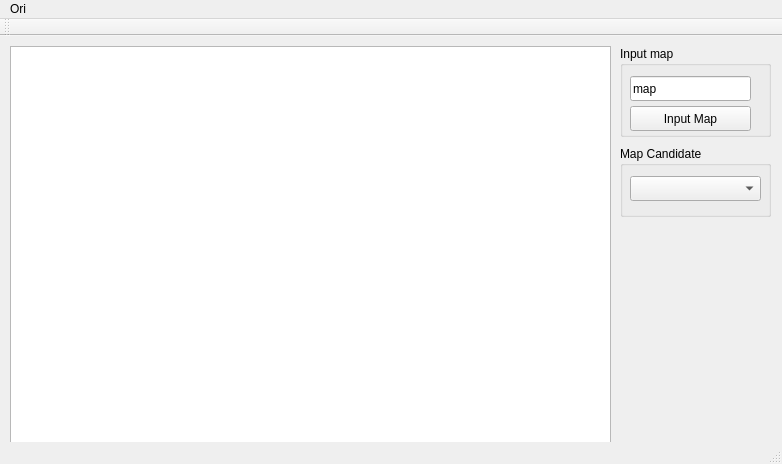
Above: include/topo/UI/topoui.ui from StumboEugen/topology_map before the change. Below: the same form after it.
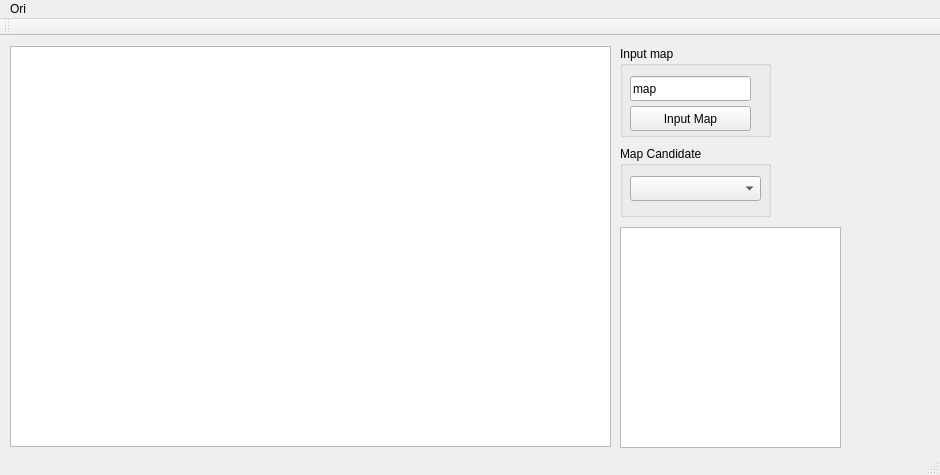
That is the form after the change.

What changed in the file:
```diff
--- a/include/topo/UI/topoui.ui
+++ b/include/topo/UI/topoui.ui
@@ -6,8 +6,8 @@
    <rect>
     <x>0</x>
     <y>0</y>
-    <width>782</width>
-    <height>464</height>
+    <width>940</width>
+    <height>475</height>
    </rect>
   </property>
   <property name="sizePolicy">
@@ -98,13 +98,23 @@
      </property>
     </widget>
    </widget>
+   <widget class="QGraphicsView" name="nodeGView">
+    <property name="geometry">
+     <rect>
+      <x>620</x>
+      <y>191</y>
+      <width>221</width>
+      <height>221</height>
+     </rect>
+    </property>
+   </widget>
   </widget>
   <widget class="QMenuBar" name="menuBar">
    <property name="geometry">
     <rect>
      <x>0</x>
      <y>0</y>
-     <width>782</width>
+     <width>940</width>
      <height>22</height>
     </rect>
    </property>
```
